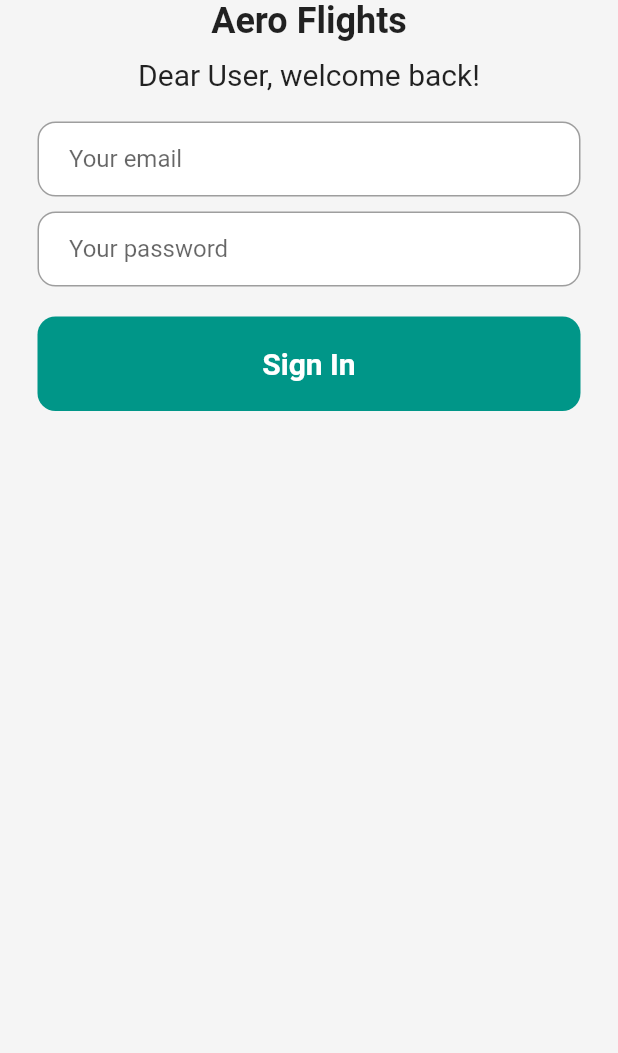
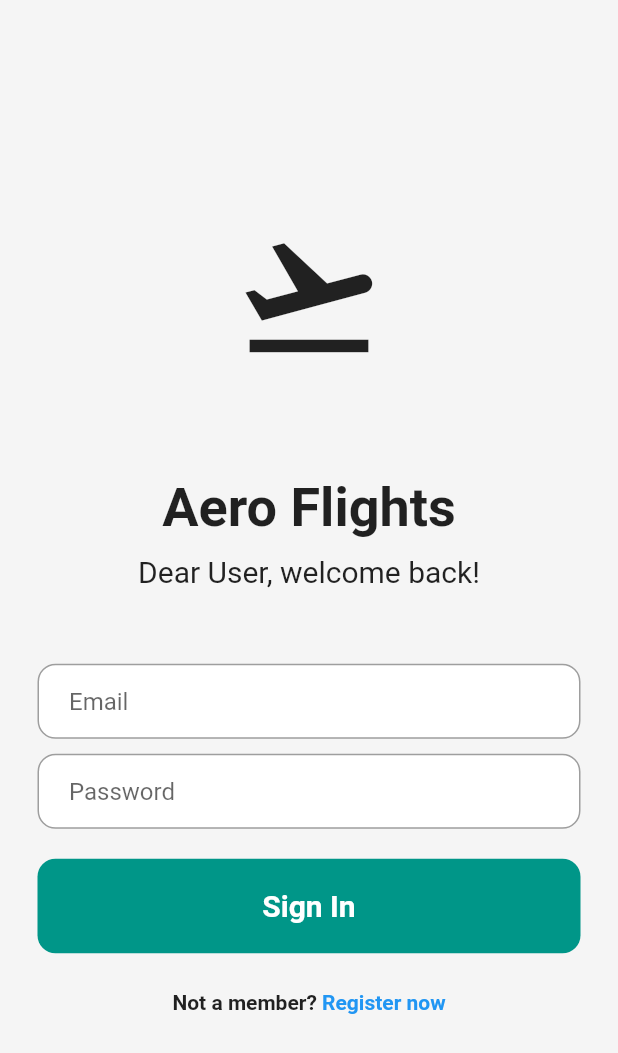
Before and after one commit to SlayemS/Aero-Flights, a Flutter app: the screen it shows after launch, on a phone screen of 412 x 824 dp. Shown: the top 1053 px of the screen. Run offline on Flutter 3.47's test engine with Material 2 defaults, Android fonts, the phone set to English and light mode, and no system bars; our stand-ins replace firebase_auth, firebase_core; accounts and stored records are empty.

Commit message:
Login page and main page done

```diff
--- a/lib/login_page.dart
+++ b/lib/login_page.dart
@@ -1,5 +1,7 @@
 // ignore_for_file: prefer_const_literals_to_create_immutables, prefer_const_constructors
 
+import 'package:firebase_auth/firebase_auth.dart';
+import 'package:firebase_core/firebase_core.dart';
 import 'package:flutter/material.dart';
 
 class LoginPage extends StatefulWidget {
@@ -10,20 +12,48 @@ class LoginPage extends StatefulWidget {
 }
 
 class _LoginPageState extends State<LoginPage> {
+
+  // text controllers
+  final _emailController = TextEditingController();
+  final _passwordController = TextEditingController();
+
+  Future signIn() async {
+    await FirebaseAuth.instance.signInWithEmailAndPassword(
+      email: _emailController.text.trim(),
+      password: _passwordController.text.trim(),
+    );
+  }
+
+  @override
+  void dispose() {
+    _emailController.dispose();
+    _passwordController.dispose();
+    super.dispose();
+  }
+
   @override
   Widget build(BuildContext context) {
     return Scaffold(
       backgroundColor: Colors.grey[100],
       body: SafeArea(
         child: Center(
+          child: SingleChildScrollView(
             child: Column(
+              mainAxisAlignment: MainAxisAlignment.center,
               children: [
+                // logo
+                Icon(
+                  Icons.flight_takeoff,
+                  size: 100,
+                ),
+                SizedBox(height: 70),
+
                 // App Name
                 Text(
                   'Aero Flights',
                   style: TextStyle(
                       fontWeight: FontWeight.bold,
-                    fontSize: 24,
+                      fontSize: 36,
                   ),
                 ),
                 SizedBox(height: 10),
@@ -35,7 +65,8 @@ class _LoginPageState extends State<LoginPage> {
                     fontSize: 20,
                   ),
                 ),
-              SizedBox(height: 20),
+
+                SizedBox(height: 50),
 
                 // Email text field
                 Padding(
@@ -49,9 +80,10 @@ class _LoginPageState extends State<LoginPage> {
                     child: Padding(
                       padding: const EdgeInsets.only(left: 20.0),
                       child: TextField(
+                        controller: _emailController,
                         decoration: InputDecoration(
                           border: InputBorder.none,
-                        hintText: 'Your email',
+                          hintText: 'Email',
                         ),
                       ),
                     ),
@@ -71,10 +103,11 @@ class _LoginPageState extends State<LoginPage> {
                     child: Padding(
                       padding: const EdgeInsets.only(left: 20.0),
                       child: TextField(
+                        controller: _passwordController,
                         obscureText: true,
                         decoration: InputDecoration(
                           border: InputBorder.none,
-                        hintText: 'Your password',
+                          hintText: 'Password',
                         ),
                       ),
                     ),
@@ -85,6 +118,8 @@ class _LoginPageState extends State<LoginPage> {
                 // Sign in button
                 Padding(
                   padding: const EdgeInsets.symmetric(horizontal: 25.0),
+                  child: GestureDetector(
+                    onTap: signIn,
                     child: Container(
                       padding: EdgeInsets.all(20),
                       decoration: BoxDecoration(
@@ -102,11 +137,31 @@ class _LoginPageState extends State<LoginPage> {
                         ),
                       ),
                     ),
+                  ),
+                ),
+                SizedBox(height: 25),
+
+                // Registration link
+                Row(
+                  mainAxisAlignment: MainAxisAlignment.center,
+                  children: [
+                    Text(
+                      'Not a member? ',
+                      style: TextStyle(
+                        fontWeight: FontWeight.bold,
+                      ),
+                    ),
+                    Text(
+                      'Register now',
+                      style: TextStyle(
+                        color: Colors.blue,
+                        fontWeight: FontWeight.bold,
+                      ),
                     )
-
-
-
                   ],
+                )
+              ],
+            ),
           ),
         ),
       ),
--- a/lib/main.dart
+++ b/lib/main.dart
@@ -1,6 +1,8 @@
+// ignore_for_file: prefer_const_constructors
+
 import 'package:flutter/material.dart';
 import 'package:firebase_core/firebase_core.dart';
-import 'login_page.dart';
+import 'main_page.dart';
 
 void main() async {
   WidgetsFlutterBinding.ensureInitialized();
@@ -16,7 +18,7 @@ class MyApp extends StatelessWidget {
   Widget build(BuildContext context) {
     return MaterialApp(
       debugShowCheckedModeBanner: false,
-      home: LoginPage(),
+      home: MainPage(),
     );
   }
 }
--- /dev/null
+++ b/lib/main_page.dart
@@ -0,0 +1,27 @@
+// ignore_for_file: prefer_const_constructors
+
+import 'package:firebase_auth/firebase_auth.dart';
+import 'package:flutter/material.dart';
+import 'home_page.dart';
+import 'login_page.dart';
+
+class MainPage extends StatelessWidget {
+  const MainPage({Key? key}) : super(key: key);
+
+  @override
+  Widget build(BuildContext context) {
+    return Scaffold(
+      body: StreamBuilder<User?>(
+        stream: FirebaseAuth.instance.authStateChanges(),
+        builder: (context, snapshot) {
+          if (snapshot.hasData) {
+            return HomePage();
+          }
+          else {
+            return LoginPage();
+          }
+        },
+      ),
+    );
+  }
+}
```
Also changed, not shown: lib/home_page.dart (added, +36 -0 lines). Lines whose indentation alone changed are shown as unchanged.
